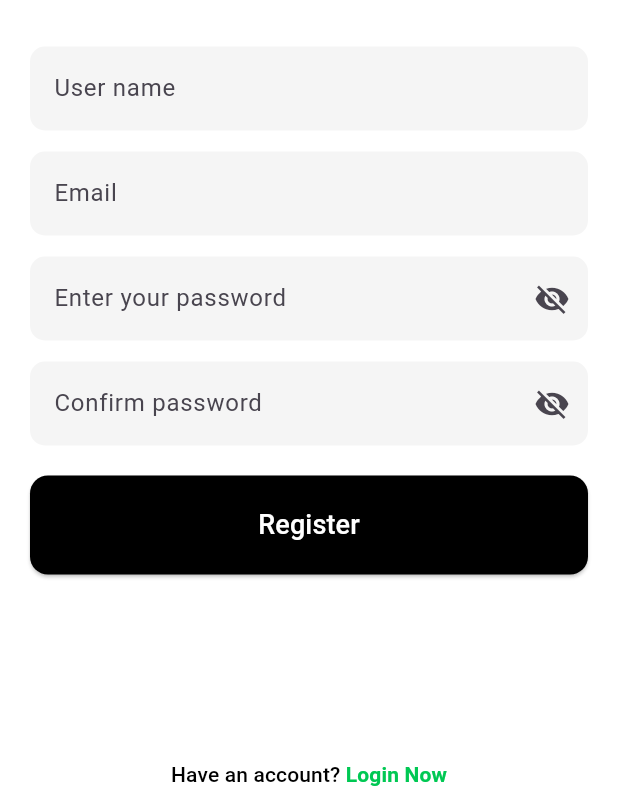
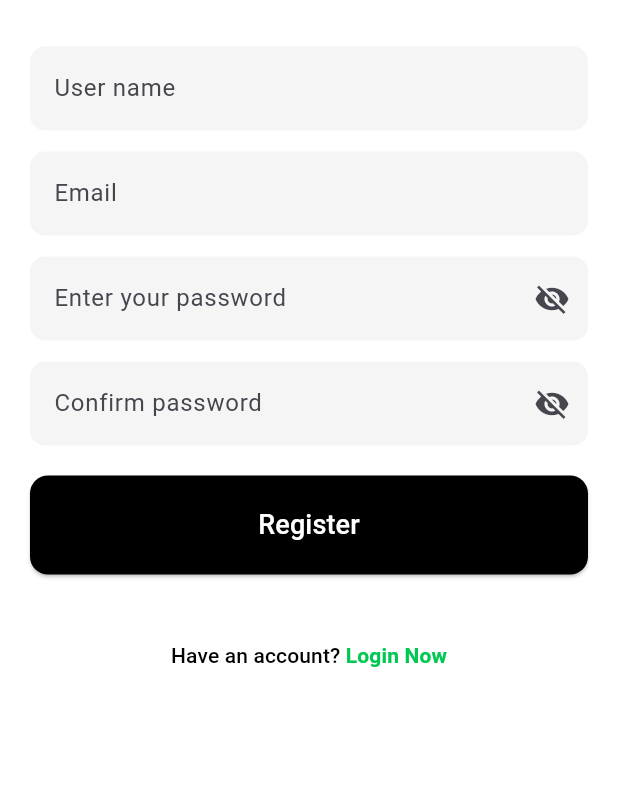
Before and after one commit to VrutiPatel102/Driver_Hire, a Flutter app: the RegisterScreen screen opened directly, on a phone screen of 412 x 824 dp, the part 426-1236 px from its top. Run offline on Flutter 3.47's test engine with Material 3 defaults, Android fonts, the phone set to English and light mode, and no system bars; our stand-ins replace cloud_firestore, firebase_auth, firebase_core, flutter_map, geocoding, latlong2; missing offline and left inert: flutter_osm_plugin; accounts and stored records are empty.

Commit message:
change in waiting drive screen and register screen scrollable

```diff
--- a/lib/register_screen.dart
+++ b/lib/register_screen.dart
@@ -57,32 +57,36 @@ class _RegisterScreenState extends State<RegisterScreen> {
   }
 
   Widget _buildBody() {
-    return Padding(
-      padding: const EdgeInsets.symmetric(horizontal: 20.0),
+    return SafeArea(
+      child: SingleChildScrollView(
+        keyboardDismissBehavior: ScrollViewKeyboardDismissBehavior.onDrag,
+        child: Padding(
+          padding: const EdgeInsets.symmetric(horizontal: 20.0, vertical: 10),
           child: Form(
             key: _formKey,
             child: Column(
               crossAxisAlignment: CrossAxisAlignment.start,
               children: [
-            SizedBox(height: 10),
                 _logo(),
-            SizedBox(height: 20),
+                const SizedBox(height: 20),
                 _welcomeText(),
-            SizedBox(height: 15),
+                const SizedBox(height: 15),
                 _roleSelector(),
-            SizedBox(height: 15),
+                const SizedBox(height: 15),
                 _usernameField(),
-            SizedBox(height: 14),
+                const SizedBox(height: 14),
                 _emailField(),
-            SizedBox(height: 14),
+                const SizedBox(height: 14),
                 _passwordField(),
-            SizedBox(height: 14),
+                const SizedBox(height: 14),
                 _confirmPasswordField(),
-            SizedBox(height: 20),
+                const SizedBox(height: 20),
                 _registerBtn(),
-            Spacer(),
+                const SizedBox(height: 30),
                 _loginLink(),
               ],
+            ),
+          ),
         ),
       ),
     );
--- a/lib/user/Home/waiting_driver.dart
+++ b/lib/user/Home/waiting_driver.dart
@@ -18,10 +18,16 @@ class _WaitingDriverState extends State<WaitingDriver> {
   @override
   void didChangeDependencies() {
     super.didChangeDependencies();
-    bookingDetails = ModalRoute.of(context)!.settings.arguments as Map<String, dynamic>;
-    String bookingId = bookingDetails['bookingId'];
+    final args = ModalRoute.of(context)?.settings.arguments;
 
-    // Listen for status change in booking document
+    if (args == null || args is! Map<String, dynamic> || args['rideId'] == null) {
+      debugPrint("Invalid or missing booking arguments.");
+      return;
+    }
+
+    bookingDetails = args;
+    String bookingId = bookingDetails['rideId'];
+
     _bookingListener = FirebaseFirestore.instance
         .collection('bookings')
         .doc(bookingId)
```
Lines whose indentation alone changed are shown as unchanged.
